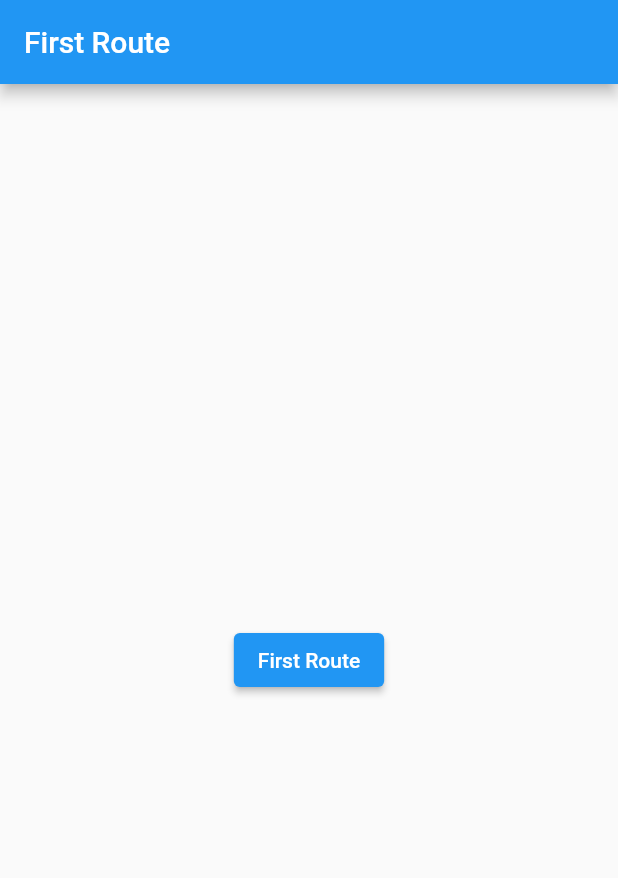
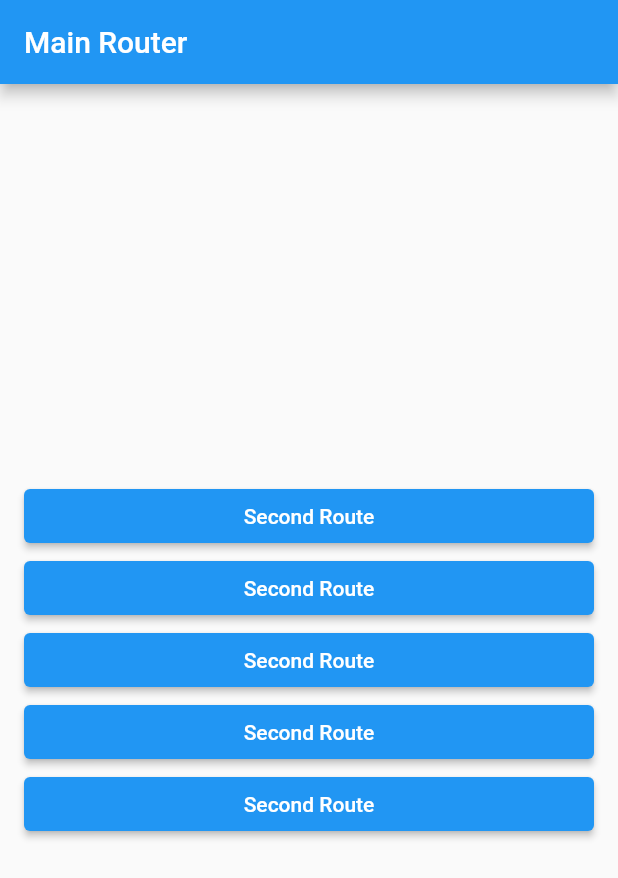
Before and after one commit to ageyman/flutter-demo-app, a Flutter app: the screen it shows after launch, on a phone screen of 412 x 824 dp. Shown: the top 878 px of the screen. Run offline on Flutter 3.47's test engine with Material 2 defaults, Android fonts, the phone set to English and light mode, and no system bars.

Commit message:
Add: Created Main Router

```diff
--- a/lib/CustomWidgets/CustomElevatedButton.dart
+++ b/lib/CustomWidgets/CustomElevatedButton.dart
@@ -1,6 +1,5 @@
 import 'package:flutter/cupertino.dart';
 import 'package:flutter/material.dart';
-import 'package:flutter_navigation_app/SecondScreen/SecondScreen.dart';
 
 enum Navigate { push, pop }
 
--- a/lib/FirstScreen/FirstScreen.dart
+++ /dev/null
@@ -1,22 +0,0 @@
-import 'package:flutter/material.dart';
-import 'package:flutter_navigation_app/CustomWidgets/CustomElevatedButton.dart';
-import 'package:flutter_navigation_app/SecondScreen/SecondScreen.dart';
-import 'package:flutter_navigation_app/main.dart';
-
-class Constants {
-  static const title = 'First Route';
-  static const buttonText = 'Push';
-}
-
-class FirstRoute extends StatelessWidget {
-  @override
-  Widget build(BuildContext context) {
-    return Scaffold(
-        appBar: AppBar(
-          title: Text(Constants.title),
-        ),
-        body: Center(
-            child: CustomElevatedButton(
-                Constants.title, Navigate.push, Routes.secondRoute)));
-  }
-}
--- /dev/null
+++ b/lib/MainRouter/MainRouter.dart
@@ -0,0 +1,40 @@
+import 'package:flutter/material.dart';
+import 'package:flutter_navigation_app/CustomWidgets/CustomElevatedButton.dart';
+import 'package:flutter_navigation_app/main.dart';
+
+class Constants {
+  static const title = 'Main Router';
+  static const buttonText = 'Push';
+}
+
+class MainRouter extends StatelessWidget {
+  @override
+  Widget build(BuildContext context) {
+    return Scaffold(
+        appBar: AppBar(
+          title: Text(Constants.title),
+        ),
+        body: Center(
+          child: _buildList(),
+        ));
+  }
+
+  Widget _buildList() {
+    return ListView(
+      padding: EdgeInsets.symmetric(horizontal: 16.0),
+      shrinkWrap: true,
+      children: [
+        CustomElevatedButton(
+            Routes.secondRoute, Navigate.push, Routes.secondRoute),
+        CustomElevatedButton(
+            Routes.secondRoute, Navigate.push, Routes.secondRoute),
+        CustomElevatedButton(
+            Routes.secondRoute, Navigate.push, Routes.secondRoute),
+        CustomElevatedButton(
+            Routes.secondRoute, Navigate.push, Routes.secondRoute),
+        CustomElevatedButton(
+            Routes.secondRoute, Navigate.push, Routes.secondRoute)
+      ],
+    );
+  }
+}
--- a/lib/main.dart
+++ b/lib/main.dart
@@ -1,23 +1,23 @@
 import 'package:flutter/material.dart';
-import 'package:flutter_navigation_app/FirstScreen/FirstScreen.dart';
 
+import 'MainRouter/MainRouter.dart';
 import 'SecondScreen/SecondScreen.dart';
 
 class Routes {
-  static const firstRoute = 'First Route';
-  static const secondRoute = 'Push';
+  static const mainRoute = '/';
+  static const secondRoute = 'Second Route';
   static const thirdRoute = '';
   static const forthRoute = '';
 
   static final appRoutes = {
-    Routes.firstRoute: (context) => FirstRoute(),
+    Routes.mainRoute: (context) => MainRouter(),
     Routes.secondRoute: (context) => SecondRoute(),
   };
 }
 
 void main() {
   runApp(MaterialApp(
-    initialRoute: Routes.firstRoute,
+    initialRoute: Routes.mainRoute,
     routes: Routes.appRoutes,
   ));
 }
```
